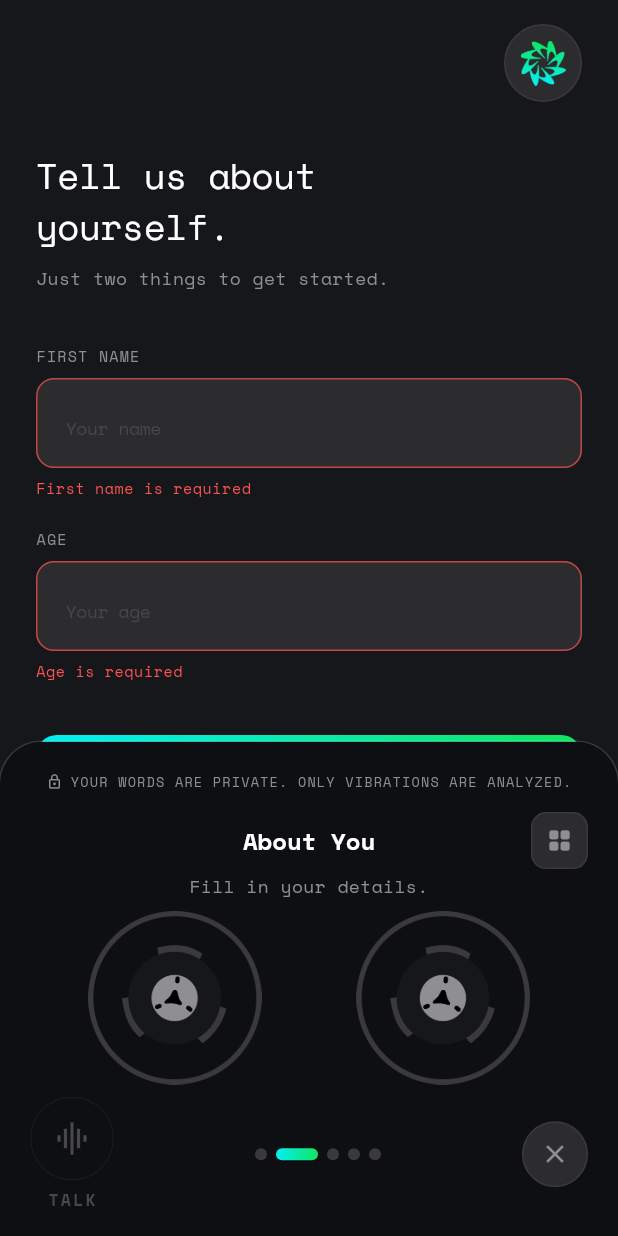
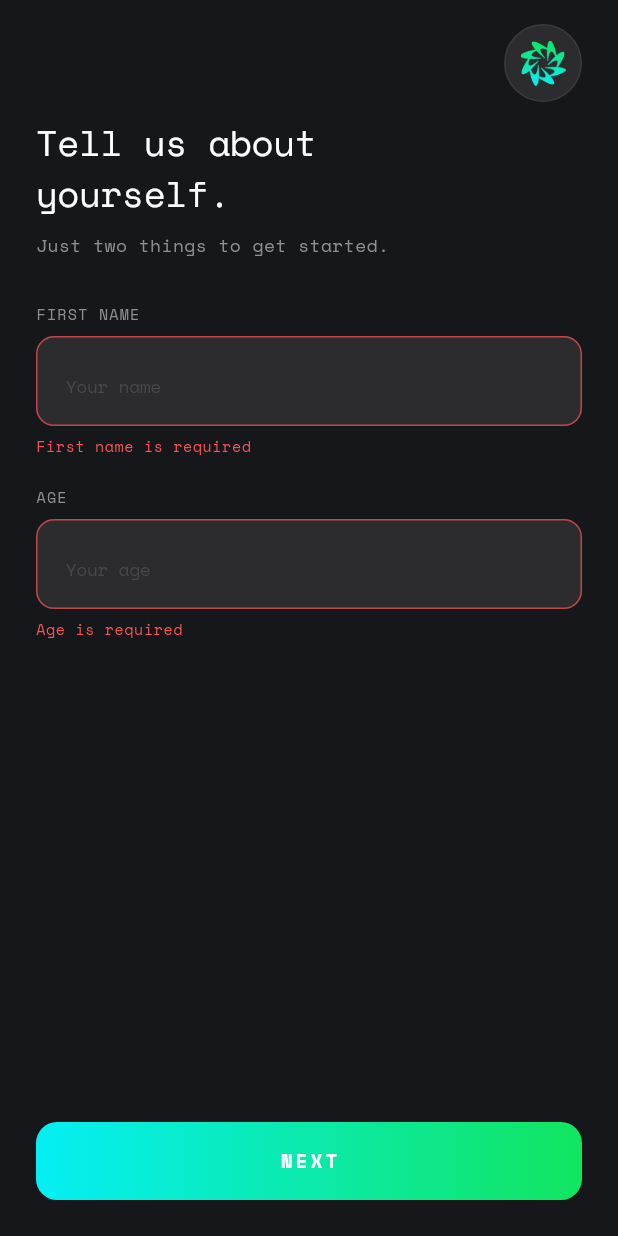
Before and after one commit to kjgetcarnera/vibes-flutter-app, a Flutter app: the screen it shows after launch, after a tap on "NEXT", on a phone screen of 412 x 824 dp. Run offline on Flutter 3.47's test engine with Material 3 defaults, Android fonts, the phone set to English and light mode, and no system bars; our stand-ins replace google_fonts; project files that could hold a hidden picture were left out.

Commit message:
refactor: replace splash destination with UserInfoScreen, extract shared widgets, pin Next button to bottom - related chagnes are done

```diff
--- /dev/null
+++ b/vibes_app/lib/core/widgets/app_icon_badge.dart
@@ -0,0 +1,26 @@
+import 'package:flutter/material.dart';
+import '../constants/app_assets.dart';
+import '../constants/app_colors.dart';
+
+class AppIconBadge extends StatelessWidget {
+  const AppIconBadge({super.key, this.size = 52});
+
+  final double size;
+
+  @override
+  Widget build(BuildContext context) {
+    return Container(
+      width: size,
+      height: size,
+      decoration: BoxDecoration(
+        shape: BoxShape.circle,
+        color: AppColors.knobCenter,
+        border: Border.all(color: AppColors.knobOuter, width: 1),
+      ),
+      child: Padding(
+        padding: const EdgeInsets.all(10),
+        child: Image.asset(AppAssets.appIcon, fit: BoxFit.contain),
+      ),
+    );
+  }
+}
--- /dev/null
+++ b/vibes_app/lib/core/widgets/app_input_field.dart
@@ -0,0 +1,93 @@
+import 'package:flutter/material.dart';
+import 'package:flutter/services.dart';
+import '../constants/app_colors.dart';
+import '../constants/app_text_styles.dart';
+
+class AppInputField extends StatelessWidget {
+  const AppInputField({
+    super.key,
+    required this.label,
+    required this.controller,
+    required this.focusNode,
+    this.error,
+    this.hintText,
+    this.keyboardType = TextInputType.text,
+    this.textCapitalization = TextCapitalization.none,
+    this.textInputAction = TextInputAction.done,
+    this.inputFormatters,
+    this.onSubmitted,
+  });
+
+  final String label;
+  final TextEditingController controller;
+  final FocusNode focusNode;
+  final String? error;
+  final String? hintText;
+  final TextInputType keyboardType;
+  final TextCapitalization textCapitalization;
+  final TextInputAction textInputAction;
+  final List<TextInputFormatter>? inputFormatters;
+  final ValueChanged<String>? onSubmitted;
+
+  @override
+  Widget build(BuildContext context) {
+    final hasError = error != null;
+
+    return Column(
+      crossAxisAlignment: CrossAxisAlignment.start,
+      children: [
+        Text(label, style: AppTextStyles.caption),
+        const SizedBox(height: 8),
+        TextField(
+          controller: controller,
+          focusNode: focusNode,
+          keyboardType: keyboardType,
+          textCapitalization: textCapitalization,
+          textInputAction: textInputAction,
+          inputFormatters: inputFormatters,
+          onSubmitted: onSubmitted,
+          style: AppTextStyles.displayLarge.copyWith(fontSize: 20),
+          cursorColor: AppColors.accentCyan,
+          decoration: InputDecoration(
+            hintText: hintText ?? label,
+            hintStyle: AppTextStyles.bodyMono.copyWith(
+              color: AppColors.textMuted,
+            ),
+            filled: true,
+            fillColor: AppColors.knobCenter,
+            contentPadding: const EdgeInsets.symmetric(
+              horizontal: 16,
+              vertical: 16,
+            ),
+            enabledBorder: OutlineInputBorder(
+              borderRadius: BorderRadius.circular(12),
+              borderSide: BorderSide(
+                color: hasError
+                    ? Colors.redAccent.withAlpha(180)
+                    : AppColors.knobOuter,
+                width: 1,
+              ),
+            ),
+            focusedBorder: OutlineInputBorder(
+              borderRadius: BorderRadius.circular(12),
+              borderSide: BorderSide(
+                color: hasError ? Colors.redAccent : AppColors.accentCyan,
+                width: 1.5,
+              ),
+            ),
+          ),
+        ),
+        if (hasError) ...[
+          const SizedBox(height: 6),
+          Text(
+            error!,
+            style: AppTextStyles.caption.copyWith(
+              color: Colors.redAccent,
+              letterSpacing: 0.4,
+            ),
+          ),
+        ],
+      ],
+    );
+  }
+}
--- /dev/null
+++ b/vibes_app/lib/core/widgets/app_primary_button.dart
@@ -0,0 +1,38 @@
+import 'package:flutter/material.dart';
+import '../constants/app_colors.dart';
+import '../constants/app_text_styles.dart';
+
+class AppPrimaryButton extends StatelessWidget {
+  const AppPrimaryButton({
+    super.key,
+    required this.label,
+    required this.onTap,
+    this.height = 52,
+  });
+
+  final String label;
+  final VoidCallback onTap;
+  final double height;
+
+  @override
+  Widget build(BuildContext context) {
+    return GestureDetector(
+      onTap: onTap,
+      child: Container(
+        height: height,
+        decoration: BoxDecoration(
+          gradient: AppColors.accentGradient,
+          borderRadius: BorderRadius.circular(14),
+        ),
+        alignment: Alignment.center,
+        child: Text(
+          label,
+          style: AppTextStyles.labelSmall.copyWith(
+            fontSize: 13,
+            letterSpacing: 2,
+          ),
+        ),
+      ),
+    );
+  }
+}
--- a/vibes_app/lib/features/onboarding/screens/user_info_screen.dart
+++ b/vibes_app/lib/features/onboarding/screens/user_info_screen.dart
@@ -1,9 +1,10 @@
 import 'package:flutter/material.dart';
 import 'package:flutter/services.dart';
-import '../../../core/constants/app_assets.dart';
 import '../../../core/constants/app_colors.dart';
 import '../../../core/constants/app_text_styles.dart';
-import '../widgets/onboarding_bottom_panel.dart';
+import '../../../core/widgets/app_icon_badge.dart';
+import '../../../core/widgets/app_input_field.dart';
+import '../../../core/widgets/app_primary_button.dart';
 
 class UserInfoScreen extends StatefulWidget {
   const UserInfoScreen({super.key});
@@ -105,13 +106,8 @@ class _UserInfoScreenState extends State<UserInfoScreen>
     );
 
     final mq = MediaQuery.of(context);
-    final screenHeight = mq.size.height;
-    final screenWidth = mq.size.width;
     final bottomPad = mq.padding.bottom;
     final topPad = mq.padding.top;
-
-    final panelHeight = screenHeight * 0.40;
-    final knobSize = (screenWidth * 0.38).clamp(120.0, 185.0);
 
     return GestureDetector(
       onTap: () => FocusScope.of(context).unfocus(),
@@ -120,7 +116,6 @@ class _UserInfoScreenState extends State<UserInfoScreen>
         resizeToAvoidBottomInset: true,
         body: Column(
           children: [
-            // ── Scrollable content (60%) ──
             Expanded(
               child: FadeTransition(
                 opacity: _fadeAnimation,
@@ -137,13 +132,11 @@ class _UserInfoScreenState extends State<UserInfoScreen>
                     child: Column(
                       crossAxisAlignment: CrossAxisAlignment.start,
                       children: [
-                        // App icon badge
                         Align(
                           alignment: Alignment.centerRight,
-                          child: _AppIconBadge(),
+                          child: AppIconBadge(),
                         ),
-                        const SizedBox(height: 32),
-
+                        const SizedBox(height: 10),
                         Text(
                           'Tell us about\nyourself.',
                           style: AppTextStyles.displayLarge,
@@ -153,27 +146,25 @@ class _UserInfoScreenState extends State<UserInfoScreen>
                           'Just two things to get started.',
                           style: AppTextStyles.bodyMono,
                         ),
-                        const SizedBox(height: 36),
-
-                        // First name field
-                        _InputField(
+                        const SizedBox(height: 30),
+                        AppInputField(
                           label: 'FIRST NAME',
                           controller: _firstNameController,
                           focusNode: _firstNameFocus,
                           error: _firstNameError,
+                          hintText: 'Your name',
                           keyboardType: TextInputType.name,
                           textCapitalization: TextCapitalization.words,
                           textInputAction: TextInputAction.next,
                           onSubmitted: (_) => _ageFocus.requestFocus(),
                         ),
                         const SizedBox(height: 20),
-
-                        // Age field
-                        _InputField(
+                        AppInputField(
                           label: 'AGE',
                           controller: _ageController,
                           focusNode: _ageFocus,
                           error: _ageError,
+                          hintText: 'Your age',
                           keyboardType: TextInputType.number,
                           inputFormatters: [
                             FilteringTextInputFormatter.digitsOnly,
@@ -182,13 +173,6 @@ class _UserInfoScreenState extends State<UserInfoScreen>
                           textInputAction: TextInputAction.done,
                           onSubmitted: (_) => _onNext(),
                         ),
-                        const SizedBox(height: 36),
-
-                        // Next button
-                        SizedBox(
-                          width: double.infinity,
-                          child: _NextButton(onTap: _onNext),
-                        ),
                       ],
                     ),
                   ),
@@ -196,20 +180,13 @@ class _UserInfoScreenState extends State<UserInfoScreen>
               ),
             ),
 
-            // ── Bottom control panel (40%) ──
-            OnboardingBottomPanel(
-              panelHeight: panelHeight,
-              knobSize: knobSize,
-              bottomPad: bottomPad,
-              isRecording: false,
-              talkEnabled: false,
-              talkAnimationEnabled: false,
-              onTalkTap: () {},
-              title: 'About You',
-              subtitle: 'Fill in your details.',
-              pageCount: 5,
-              activeIndex: 1,
-              onClose: () => Navigator.maybePop(context),
+            // ── Next button pinned to bottom ──
+            Padding(
+              padding: EdgeInsets.fromLTRB(24, 12, 24, bottomPad + 24),
+              child: SizedBox(
+                width: double.infinity,
+                child: AppPrimaryButton(label: 'NEXT', onTap: _onNext),
+              ),
             ),
           ],
         ),
@@ -217,144 +194,3 @@ class _UserInfoScreenState extends State<UserInfoScreen>
     );
   }
 }
-
-// ─────────────────────────────────────────────────────────────
-// Input field
-// ─────────────────────────────────────────────────────────────
-class _InputField extends StatelessWidget {
-  const _InputField({
-    required this.label,
-    required this.controller,
-    required this.focusNode,
-    this.error,
-    this.keyboardType = TextInputType.text,
-    this.textCapitalization = TextCapitalization.none,
-    this.textInputAction = TextInputAction.done,
-    this.inputFormatters,
-    this.onSubmitted,
-  });
-
-  final String label;
-  final TextEditingController controller;
-  final FocusNode focusNode;
-  final String? error;
-  final TextInputType keyboardType;
-  final TextCapitalization textCapitalization;
-  final TextInputAction textInputAction;
-  final List<TextInputFormatter>? inputFormatters;
-  final ValueChanged<String>? onSubmitted;
-
-  @override
-  Widget build(BuildContext context) {
-    final hasError = error != null;
-
-    return Column(
-      crossAxisAlignment: CrossAxisAlignment.start,
-      children: [
-        Text(label, style: AppTextStyles.caption),
-        const SizedBox(height: 8),
-        TextField(
-          controller: controller,
-          focusNode: focusNode,
-          keyboardType: keyboardType,
-          textCapitalization: textCapitalization,
-          textInputAction: textInputAction,
-          inputFormatters: inputFormatters,
-          onSubmitted: onSubmitted,
-          style: AppTextStyles.displayLarge.copyWith(fontSize: 20),
-          cursorColor: AppColors.accentCyan,
-          decoration: InputDecoration(
-            hintText: label == 'FIRST NAME' ? 'Your name' : 'Your age',
-            hintStyle: AppTextStyles.bodyMono.copyWith(
-              color: AppColors.textMuted,
-            ),
-            filled: true,
-            fillColor: AppColors.knobCenter,
-            contentPadding: const EdgeInsets.symmetric(
-              horizontal: 16,
-              vertical: 16,
-            ),
-            enabledBorder: OutlineInputBorder(
-              borderRadius: BorderRadius.circular(12),
-              borderSide: BorderSide(
-                color: hasError
-                    ? Colors.redAccent.withAlpha(180)
-                    : AppColors.knobOuter,
-                width: 1,
-              ),
-            ),
-            focusedBorder: OutlineInputBorder(
-              borderRadius: BorderRadius.circular(12),
-              borderSide: BorderSide(
-                color: hasError ? Colors.redAccent : AppColors.accentCyan,
-                width: 1.5,
-              ),
-            ),
-          ),
-        ),
-        if (hasError) ...[
-          const SizedBox(height: 6),
-          Text(
-            error!,
-            style: AppTextStyles.caption.copyWith(
-              color: Colors.redAccent,
-              letterSpacing: 0.4,
-            ),
-          ),
-        ],
-      ],
-    );
-  }
-}
-
-// ─────────────────────────────────────────────────────────────
-// Next button
-// ─────────────────────────────────────────────────────────────
-class _NextButton extends StatelessWidget {
-  const _NextButton({required this.onTap});
-  final VoidCallback onTap;
-
-  @override
-  Widget build(BuildContext context) {
-    return GestureDetector(
-      onTap: onTap,
-      child: Container(
-        height: 52,
-        decoration: BoxDecoration(
-          gradient: AppColors.accentGradient,
-          borderRadius: BorderRadius.circular(14),
-        ),
-        alignment: Alignment.center,
-        child: Text(
-          'NEXT',
-          style: AppTextStyles.labelSmall.copyWith(
-            fontSize: 13,
-            letterSpacing: 2,
-          ),
-        ),
-      ),
-    );
-  }
-}
-
-// ─────────────────────────────────────────────────────────────
-// App icon badge
-// ─────────────────────────────────────────────────────────────
-class _AppIconBadge extends StatelessWidget {
-  @override
-  Widget build(BuildContext context) {
-    return Container(
-      width: 52,
-      height: 52,
-      decoration: BoxDecoration(
-        shape: BoxShape.circle,
-        color: AppColors.knobCenter,
-        border: Border.all(color: AppColors.knobOuter, width: 1),
-      ),
-      child: Padding(
-        padding: const EdgeInsets.all(10),
-        child: Image.asset(AppAssets.appIcon, fit: BoxFit.contain),
-      ),
-    );
-  }
-}
--- a/vibes_app/lib/features/splash/splash_screen.dart
+++ b/vibes_app/lib/features/splash/splash_screen.dart
@@ -2,7 +2,7 @@ import 'package:flutter/material.dart';
 import 'package:flutter/services.dart';
 import '../../core/constants/app_assets.dart';
 import '../../core/constants/app_colors.dart';
-import '../onboarding/screens/vibe_check_screen.dart';
+import '../onboarding/screens/user_info_screen.dart';
 
 class SplashScreen extends StatefulWidget {
   const SplashScreen({super.key});
@@ -52,11 +52,9 @@ class _SplashScreenState extends State<SplashScreen>
       if (mounted) {
         Navigator.of(context).pushReplacement(
           PageRouteBuilder(
-            pageBuilder: (_, __, ___) => const VibeCheckScreen(),
-            transitionsBuilder: (_, anim, __, child) => FadeTransition(
-              opacity: anim,
-              child: child,
-            ),
+            pageBuilder: (_, __, ___) => const UserInfoScreen(),
+            transitionsBuilder: (_, anim, __, child) =>
+                FadeTransition(opacity: anim, child: child),
             transitionDuration: const Duration(milliseconds: 500),
           ),
         );
@@ -72,10 +70,12 @@ class _SplashScreenState extends State<SplashScreen>
 
   @override
   Widget build(BuildContext context) {
-    SystemChrome.setSystemUIOverlayStyle(const SystemUiOverlayStyle(
-      statusBarColor: Colors.transparent,
-      statusBarIconBrightness: Brightness.light,
-    ));
+    SystemChrome.setSystemUIOverlayStyle(
+      const SystemUiOverlayStyle(
+        statusBarColor: Colors.transparent,
+        statusBarIconBrightness: Brightness.light,
+      ),
+    );
 
     return Scaffold(
       backgroundColor: AppColors.background,
```
